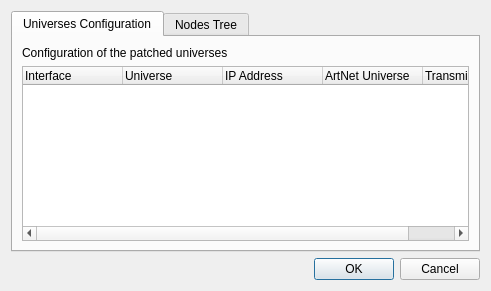
Before: the Qt Designer form plugins/artnet/src/configureartnet.ui in mcallegari/qlcplus, drawn with Qt 5.
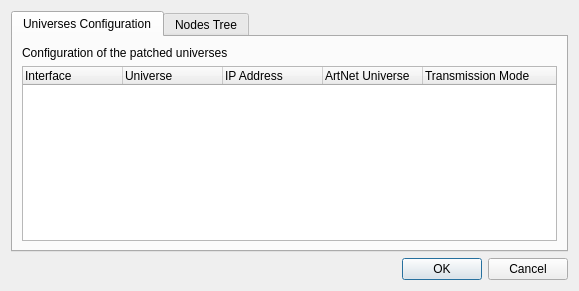
After: the same form once the commit is applied.

Commit message: Plugins/ArtNet: consider the interface subnet mask on configuration

Diff of the .ui file:
```diff
--- a/plugins/artnet/src/configureartnet.ui
+++ b/plugins/artnet/src/configureartnet.ui
@@ -6,7 +6,7 @@
    <rect>
     <x>0</x>
     <y>0</y>
-    <width>491</width>
+    <width>579</width>
     <height>291</height>
    </rect>
   </property>
```
The commit also changes 5 other files.
